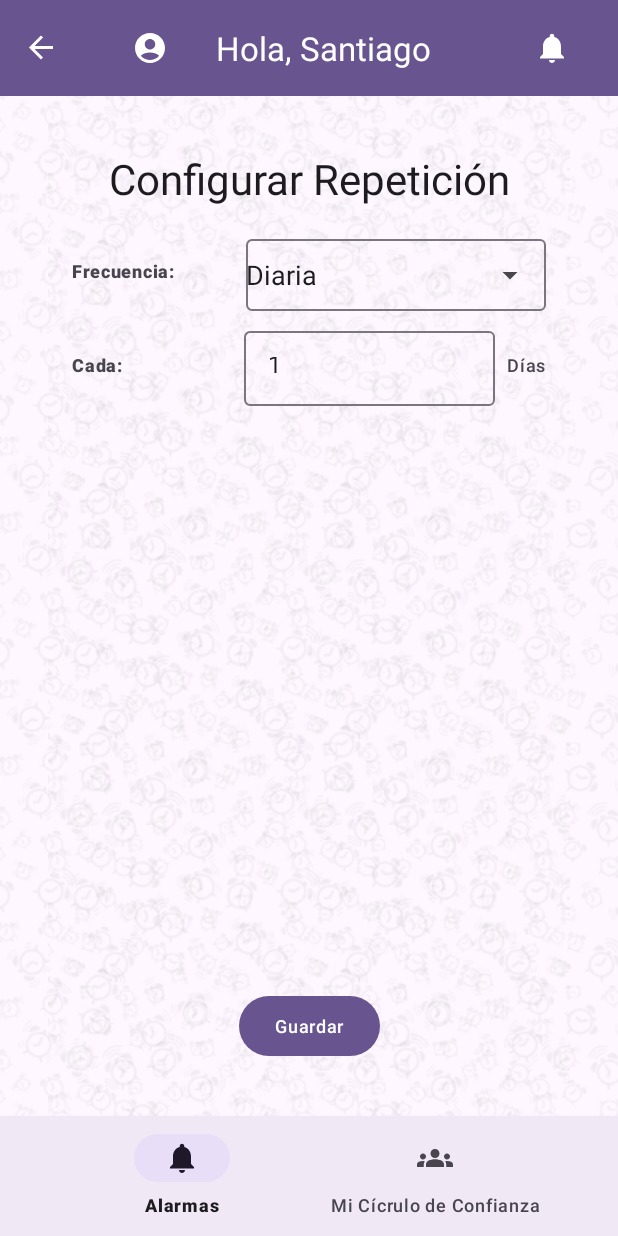
After one commit to santi8194/MISW4302-AlarmConnect-Movil, an Android app: the ConfiguracionRepeticionFragment screen opened through its navigation route, on a phone screen of 412 x 824 dp. The commit adds this screen. Run offline under Robolectric (Android 15) with nearby library versions, the phone set to English and light mode, and no system bars; our stand-ins replace navigation-ui.

Commit message:
Pantalla 6 finalizada

```diff
--- a/app/src/main/java/com/example/alarmconnect/ui/createalarm/CreateAlarmFragment.kt
+++ b/app/src/main/java/com/example/alarmconnect/ui/createalarm/CreateAlarmFragment.kt
@@ -94,6 +94,10 @@
             findNavController().navigate(R.id.action_create_alarm_fragment_to_configuracionVolumenFragment)
         }
 
+        //Btn seleccionar contacto
+        binding.selRepeticionBtn.setOnClickListener {
+            findNavController().navigate(R.id.action_create_alarm_fragment_to_configuracionRepeticionFragment)
+        }
 
         return binding.root
     }
--- /dev/null
+++ b/app/src/main/java/com/example/alarmconnect/ui/repeticion/ConfiguracionRepeticionFragment.kt
@@ -0,0 +1,63 @@
+package com.example.alarmconnect.ui.repeticion
+
+import android.os.Bundle
+import android.view.LayoutInflater
+import android.view.View
+import android.view.ViewGroup
+import android.widget.AdapterView
+import android.widget.ArrayAdapter
+import androidx.fragment.app.Fragment
+import androidx.navigation.fragment.findNavController
+import com.example.alarmconnect.R
+import com.example.alarmconnect.databinding.FragmentConfiguracionRepeticionBinding
+
+class ConfiguracionRepeticionFragment : Fragment() {
+
+    private var _binding: FragmentConfiguracionRepeticionBinding? = null
+    private val binding get() = _binding!!
+
+    override fun onCreateView(
+        inflater: LayoutInflater, container: ViewGroup?,
+        savedInstanceState: Bundle?
+    ): View {
+        _binding = FragmentConfiguracionRepeticionBinding.inflate(inflater, container, false)
+        val view = binding.root
+
+        // Lista de opciones para el ExposedDropdownMenu
+        val opcionesFrecuencia = listOf(
+            "Diaria",
+            "Días Hábiles [Lunes a Viernes]",
+            "Fines de Semana [Sábado y Domingo]",
+            "Semanal",
+            "Mensual"
+        )
+
+        // Configurar el adapter para el dropdown
+        val adapter = ArrayAdapter(requireContext(), android.R.layout.simple_dropdown_item_1line, opcionesFrecuencia)
+        binding.dropdownFrecuencia.setAdapter(adapter)
+
+        // Seleccionar por defecto "Diaria"
+        binding.dropdownFrecuencia.setText(opcionesFrecuencia[0], false)
+
+        // Manejar cambios en la selección del dropdown
+        binding.dropdownFrecuencia.onItemClickListener = AdapterView.OnItemClickListener { _, _, position, _ ->
+            if (opcionesFrecuencia[position] == "Diaria") {
+                binding.linearLayoutCadaXDias.visibility = View.VISIBLE
+            } else {
+                binding.linearLayoutCadaXDias.visibility = View.GONE
+            }
+        }
+
+        // Botón Guardar: Navega de regreso a la pantalla de crear alarma
+        binding.buttonGuardarRepeticion.setOnClickListener {
+            findNavController().navigate(R.id.action_configuracionRepeticionFragment_to_create_alarm_fragment)
+        }
+
+        return view
+    }
+
+    override fun onDestroyView() {
+        super.onDestroyView()
+        _binding = null
+    }
+}
--- /dev/null
+++ b/app/src/main/res/layout/fragment_configuracion_repeticion.xml
@@ -0,0 +1,114 @@
+<?xml version="1.0" encoding="utf-8"?>
+<androidx.constraintlayout.widget.ConstraintLayout
+    xmlns:android="http://schemas.android.com/apk/res/android"
+    xmlns:app="http://schemas.android.com/apk/res-auto"
+    xmlns:tools="http://schemas.android.com/tools"
+    android:layout_width="match_parent"
+    android:layout_height="match_parent"
+    tools:context=".ui.repeticion.ConfiguracionRepeticionFragment"
+    android:padding="16dp"
+    android:background="@drawable/app_background">
+
+    <!-- Título -->
+    <TextView
+        android:id="@+id/titleConfigurarRepeticion"
+        style="@style/TextAppearance.Material3.HeadlineMedium"
+        android:layout_width="wrap_content"
+        android:layout_height="wrap_content"
+        android:layout_marginTop="20dp"
+        android:text="Configurar Repetición"
+        android:textAlignment="center"
+        android:gravity="center"
+        app:layout_constraintTop_toTopOf="parent"
+        app:layout_constraintStart_toStartOf="parent"
+        app:layout_constraintEnd_toEndOf="parent"/>
+
+    <!-- Selección de Frecuencia -->
+    <LinearLayout
+        android:id="@+id/linearLayoutFrecuencia"
+        android:layout_width="match_parent"
+        android:layout_height="wrap_content"
+        android:orientation="horizontal"
+        android:gravity="center_vertical"
+        android:layout_marginTop="16dp"
+        app:layout_constraintTop_toBottomOf="@id/titleConfigurarRepeticion"
+        app:layout_constraintStart_toStartOf="parent"
+        app:layout_constraintEnd_toEndOf="parent">
+
+        <TextView
+            android:layout_width="0dp"
+            android:layout_weight="1"
+            android:layout_height="wrap_content"
+            android:text="Frecuencia:"
+            android:textAppearance="@style/TextAppearance.Material3.LabelMedium"
+            android:textStyle="bold"/>
+
+        <com.google.android.material.textfield.TextInputLayout
+            android:layout_width="200dp"
+            android:layout_height="wrap_content"
+            app:endIconMode="dropdown_menu">
+
+            <AutoCompleteTextView
+                android:id="@+id/dropdownFrecuencia"
+                android:layout_width="match_parent"
+                android:layout_height="wrap_content"
+                android:text="Diaria"
+                android:focusable="false"
+                android:cursorVisible="false"
+                android:inputType="none"/>
+        </com.google.android.material.textfield.TextInputLayout>
+    </LinearLayout>
+
+    <!-- Campo "Cada X días" (Visible solo si es "Diaria") -->
+    <LinearLayout
+        android:id="@+id/linearLayoutCadaXDias"
+        android:layout_width="match_parent"
+        android:layout_height="wrap_content"
+        android:orientation="horizontal"
+        android:gravity="center_vertical"
+        android:layout_marginTop="8dp"
+        app:layout_constraintTop_toBottomOf="@id/linearLayoutFrecuencia"
+        app:layout_constraintStart_toStartOf="parent"
+        app:layout_constraintEnd_toEndOf="parent">
+
+        <TextView
+            android:layout_width="0dp"
+            android:layout_weight="1"
+            android:layout_height="wrap_content"
+            android:text="Cada:"
+            android:textAppearance="@style/TextAppearance.Material3.LabelMedium"
+            android:textStyle="bold"/>
+
+        <com.google.android.material.textfield.TextInputLayout
+            android:layout_width="167dp"
+            android:layout_height="wrap_content">
+
+            <com.google.android.material.textfield.TextInputEditText
+                android:id="@+id/editTextCadaXDias"
+                android:layout_width="match_parent"
+                android:layout_height="50dp"
+                android:inputType="number"
+                android:text="1"/>
+        </com.google.android.material.textfield.TextInputLayout>
+
+        <TextView
+            android:layout_width="wrap_content"
+            android:layout_height="wrap_content"
+            android:layout_marginStart="8dp"
+            android:text="Días"
+            android:textAppearance="@style/TextAppearance.Material3.LabelMedium"/>
+    </LinearLayout>
+
+    <!-- Botón Guardar -->
+    <Button
+        android:id="@+id/buttonGuardarRepeticion"
+        style="@style/Widget.Material3.Button"
+        android:layout_width="wrap_content"
+        android:layout_height="wrap_content"
+        android:layout_marginBottom="20dp"
+        android:text="Guardar"
+        android:textAppearance="@style/TextAppearance.Material3.LabelMedium"
+        app:layout_constraintBottom_toBottomOf="parent"
+        app:layout_constraintEnd_toEndOf="parent"
+        app:layout_constraintStart_toStartOf="parent"/>
+</androidx.constraintlayout.widget.ConstraintLayout>
--- a/app/src/main/res/layout/fragment_configuracion_volumen_vibrar.xml
+++ b/app/src/main/res/layout/fragment_configuracion_volumen_vibrar.xml
@@ -156,7 +156,7 @@
         android:layout_width="wrap_content"
         android:layout_height="wrap_content"
         android:layout_marginBottom="20dp"
-        android:text="Guardar Configuración"
+        android:text="Guardar"
         android:textAppearance="@style/TextAppearance.Material3.LabelMedium"
         app:layout_constraintBottom_toBottomOf="parent"
         app:layout_constraintEnd_toEndOf="parent"
--- a/app/src/main/res/navigation/mobile_navigation.xml
+++ b/app/src/main/res/navigation/mobile_navigation.xml
@@ -65,6 +65,9 @@
         <action
             android:id="@+id/action_create_alarm_fragment_to_configuracionVolumenFragment"
             app:destination="@id/configuracionVolumenFragment" />
+        <action
+            android:id="@+id/action_create_alarm_fragment_to_configuracionRepeticionFragment"
+            app:destination="@id/configuracionRepeticionFragment" />
     </fragment>
 
     <fragment
@@ -83,4 +86,13 @@
             android:id="@+id/action_configuracionVolumenFragment_to_create_alarm_fragment"
             app:destination="@id/create_alarm_fragment" />
     </fragment>
+    <fragment
+        android:id="@+id/configuracionRepeticionFragment"
+        android:name="com.example.alarmconnect.ui.repeticion.ConfiguracionRepeticionFragment"
+        android:label="fragment_configuracion_repeticion"
+        tools:layout="@layout/fragment_configuracion_repeticion" >
+        <action
+            android:id="@+id/action_configuracionRepeticionFragment_to_create_alarm_fragment"
+            app:destination="@id/create_alarm_fragment" />
+    </fragment>
 </navigation>
```
